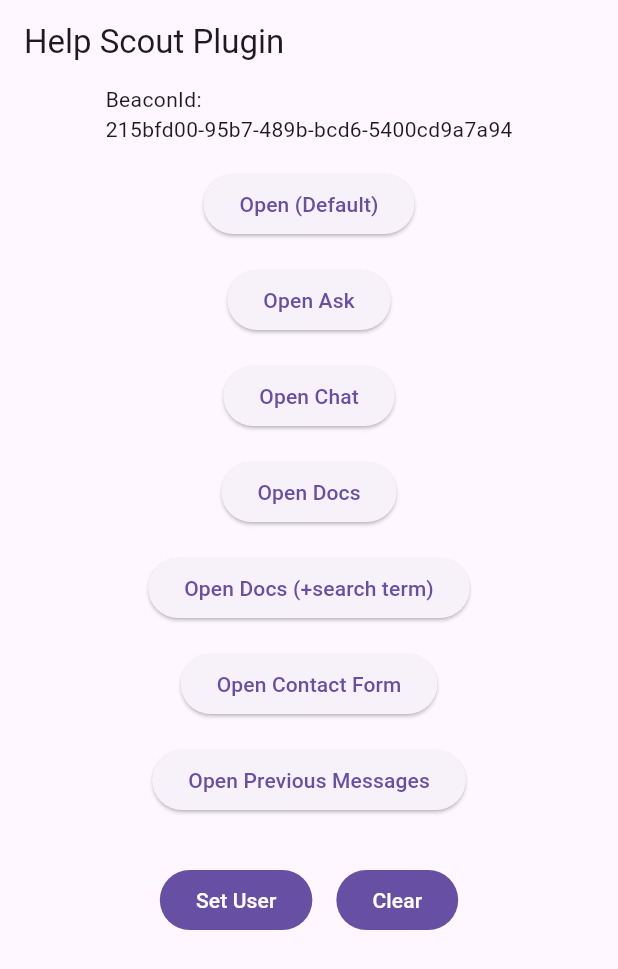
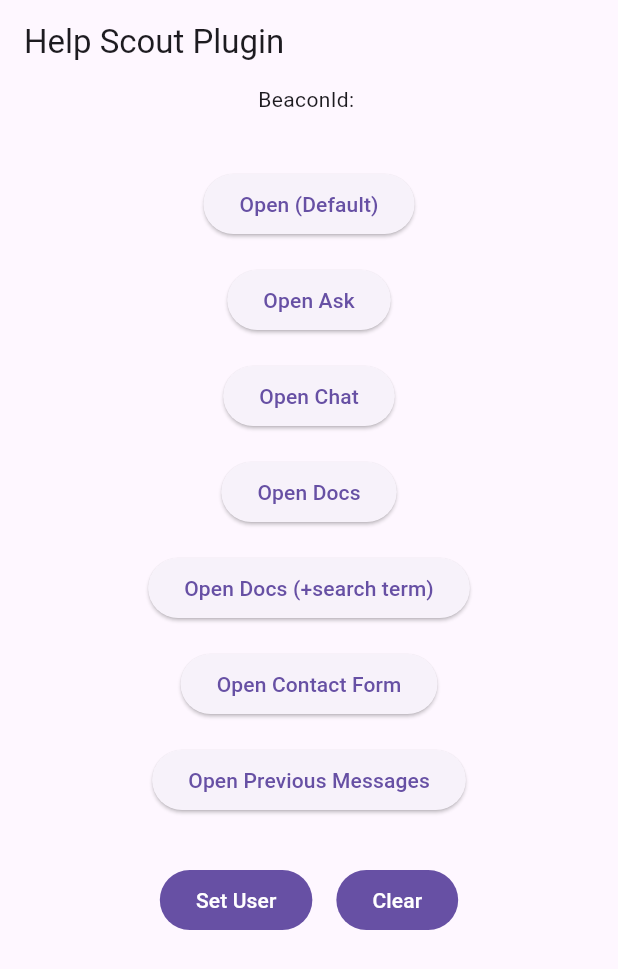
Before and after one commit to coodoo-io/help_scout_beacon, a Flutter app: the screen it shows after launch, on a phone screen of 412 x 824 dp. Shown: the top 969 px of the screen. Run offline on Flutter 3.47's test engine with Material 3 defaults, Android fonts, the phone set to English and light mode, and no system bars; statements that could not run were skipped.

```diff
--- a/example/lib/main.dart
+++ b/example/lib/main.dart
@@ -3,7 +3,7 @@
 import 'package:help_scout_beacon/help_scout_beacon_api.g.dart';
 
 /// YOUR HELPSCOUT BEACON ID
-const String yourBeaconId = "215bfd00-95b7-489b-bcd6-5400cd9a7a94";
+const String yourBeaconId = "";
 
 void main() {
   WidgetsFlutterBinding.ensureInitialized();
--- a/pubspec.yaml
+++ b/pubspec.yaml
@@ -1,6 +1,6 @@
 name: help_scout_beacon
 description: "Streamline customer communications in your app with the Help Scout Beacon SDK for Flutter."
-version: 0.0.4
+version: 0.0.5
 repository: https://github.com/coodoo-io/help_scout_beacon
 issue_tracker: https://github.com/coodoo-io/help_scout_beacon/issues
 
```
